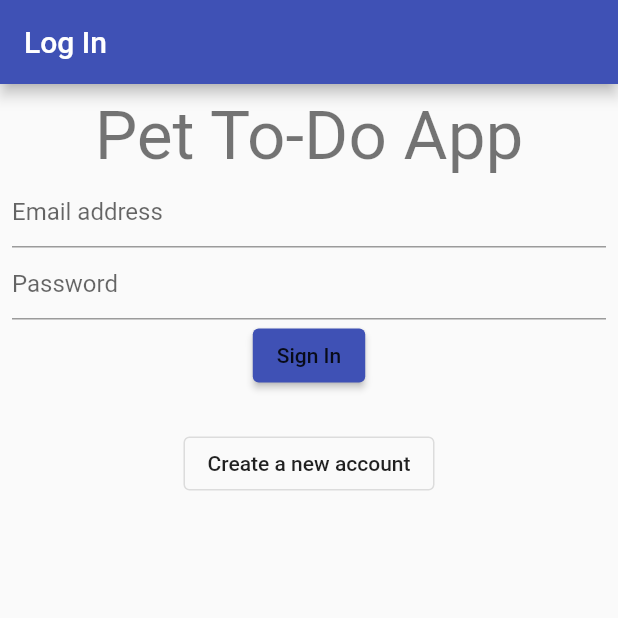
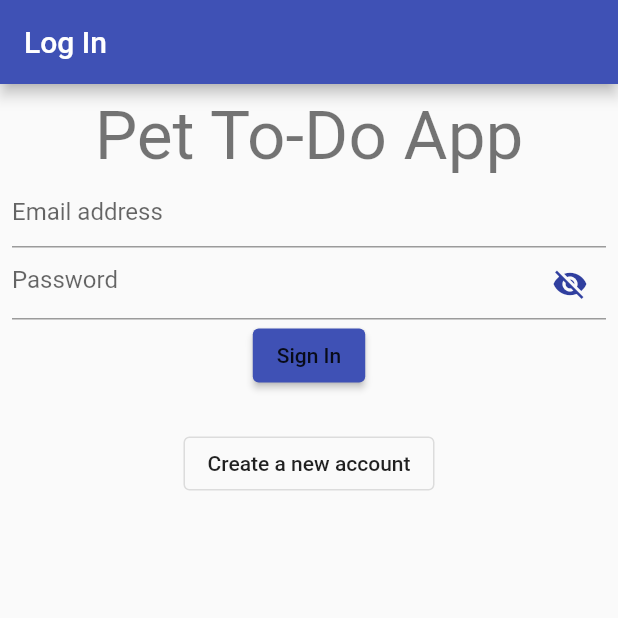
Before and after one commit to uco-capstone/capstone, a Flutter app: the screen it shows after launch, on a phone screen of 412 x 824 dp, the top half of it. Run offline on Flutter 3.47's test engine with Material 2 defaults, Android fonts, the phone set to English and light mode, and no system bars; our stand-ins replace firebase_auth, firebase_core; accounts and stored records are empty.

Commit message:
able to change visibility on passwords

```diff
--- a/lib/model/login_screen_model.dart
+++ b/lib/model/login_screen_model.dart
@@ -2,6 +2,7 @@ class LoginScreenModel {
   String? email;
   String? password;
   bool isSignInUnderway = false;
+  bool passwordVisible = false;
 
   String? validateEmail(String? value) {
     if (value == null) {
--- a/lib/view/login_screen.dart
+++ b/lib/view/login_screen.dart
@@ -63,11 +63,25 @@ class _StartState extends State<LoginScreen> {
                   onSaved: screenModel.saveEmail,
                 ),
                 TextFormField(
-                  decoration: const InputDecoration(hintText: "Password"),
+                  decoration: InputDecoration(
+                    hintText: "Password",
+                    suffixIcon: IconButton(
+                      icon: Icon(
+                        screenModel.passwordVisible ? Icons.visibility : Icons.visibility_off, //change icon based on boolean value
+                        color: Theme.of(context).primaryColorDark,
+                      ),
+                      onPressed: () {
+                        setState(() {
+                          screenModel.passwordVisible = !screenModel.passwordVisible; //change boolean value
+                        });
+                      },
+                    ),
+                  ),
                   autocorrect: false,
-                  obscureText: true,
+                  obscureText: !screenModel.passwordVisible,
                   validator: screenModel.validatePassword,
                   onSaved: screenModel.savePassword,
+
                 ),
                 ElevatedButton(
                   onPressed: con.signin,
@@ -89,6 +103,10 @@ class _StartState extends State<LoginScreen> {
           ),
         ),
       );
+  }
+
+  void passShowButton() {
+
   }
 }
 
```
